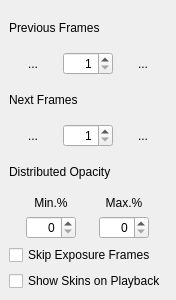
Before: the Qt Designer form app/ui/onionskin.ui in pencil2d/pencil, drawn with Qt 5.
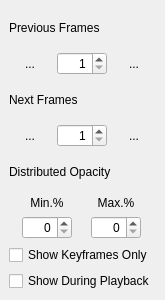
After: the same form once the commit is applied. Icons and pictures are not drawn.

Commit message:
Update Onion Skin Panel Properties
+ Changed checkbox labels to be more consistent with other proeprties as well as to make it a bit more clear to the user what each function means.

Diff of the .ui file:
```diff
--- a/app/ui/onionskin.ui
+++ b/app/ui/onionskin.ui
@@ -322,14 +322,14 @@
     <item>
      <widget class="QCheckBox" name="onionSkinMode">
       <property name="text">
-       <string>Skip Exposure Frames</string>
+       <string>Show Keyframes Only</string>
       </property>
      </widget>
     </item>
     <item>
      <widget class="QCheckBox" name="onionWhilePlayback">
       <property name="text">
-       <string>Show Skins on Playback</string>
+       <string>Show During Playback</string>
       </property>
      </widget>
     </item>
```
